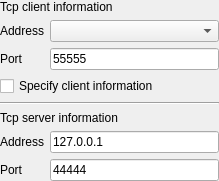
This is src/pages/tcp/client/SAKTcpClientDeviceController.ui in x-tools-author/x-tools as Qt 5 draws it before an edit. The edited form follows.
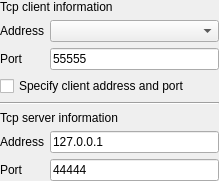
This is the edited form.

The edit to the form file:
```diff
--- a/src/pages/tcp/client/SAKTcpClientDeviceController.ui
+++ b/src/pages/tcp/client/SAKTcpClientDeviceController.ui
@@ -74,7 +74,7 @@
    <item row="3" column="0" colspan="2">
     <widget class="QCheckBox" name="enableLocalSettingCheckBox">
      <property name="text">
-      <string>Specify client information</string>
+      <string>Specify client address and port</string>
      </property>
     </widget>
    </item>
```
Left out of the diff: 4 changed lines with no effect on the pictures.
